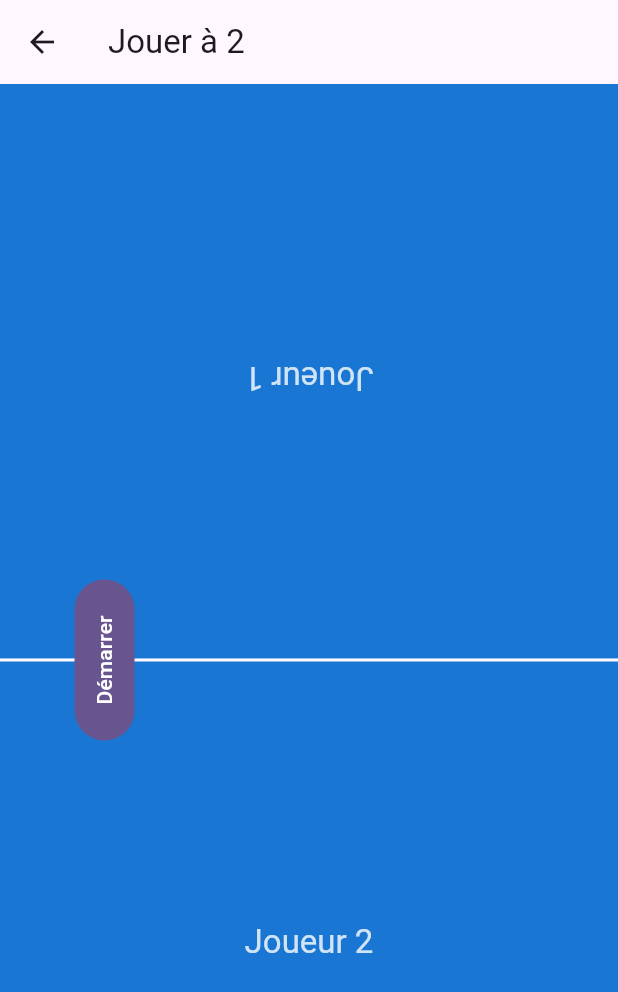
After one commit to kolok/tap_tap_tap, a Flutter app: the screen it shows after launch, after a tap on "Jouer à 2", on a phone screen of 412 x 824 dp. The commit adds this screen. Shown: the top 992 px of the screen. Run offline on Flutter 3.47's test engine with Material 3 defaults, Android fonts, the phone set to English and light mode, and no system bars; our stand-ins replace shared_preferences.

Commit message:
jouer à 2

```diff
--- a/lib/screens/home_screen.dart
+++ b/lib/screens/home_screen.dart
@@ -2,6 +2,7 @@ import 'package:flutter/material.dart';
 
 import '../models/tap_settings.dart';
 import 'play_screen.dart';
+import 'play_screen_two_player.dart';
 import 'settings_screen.dart';
 
 class HomeScreen extends StatelessWidget {
@@ -38,6 +39,18 @@ class HomeScreen extends StatelessWidget {
                 Navigator.of(context).push(
                   MaterialPageRoute(
                     builder: (context) =>
+                        PlayScreenTwoPlayer(tapSettings: tapSettings),
+                  ),
+                );
+              },
+              child: const Text('Jouer à 2'),
+            ),
+            const SizedBox(height: 16),
+            ElevatedButton(
+              onPressed: () {
+                Navigator.of(context).push(
+                  MaterialPageRoute(
+                    builder: (context) =>
                         SettingsScreen(tapSettings: tapSettings),
                   ),
                 );
--- /dev/null
+++ b/lib/screens/play_screen_two_player.dart
@@ -0,0 +1,364 @@
+import 'dart:async';
+
+import 'package:flutter/material.dart';
+
+import '../models/tap_settings.dart';
+
+class PlayScreenTwoPlayer extends StatefulWidget {
+  const PlayScreenTwoPlayer({
+    super.key,
+    required this.tapSettings,
+  });
+
+  final TapSettings tapSettings;
+
+  @override
+  State<PlayScreenTwoPlayer> createState() => _PlayScreenTwoPlayerState();
+}
+
+class _PlayScreenTwoPlayerState extends State<PlayScreenTwoPlayer> {
+  static const Color _idleBackground = Color(0xFF1976D2);
+  static const Color _dangerBackground = Color(0xFFC62828);
+  static const Color _endBackground = Color(0xFF2E7D32);
+  static const Color _player1Background = Color(0xFF1565C0);
+  static const Color _player2Background = Color(0xFF00695C);
+
+  int _tapCountPlayer1 = 0;
+  int _tapCountPlayer2 = 0;
+  int? _countdownValue;
+  bool _canTap = false;
+  Timer? _countdownTimer;
+  Timer? _gameTimer;
+  Duration _elapsed = Duration.zero;
+  bool _gameOver = false;
+  late Duration _gameDuration;
+
+  bool get _isCountingDown => _countdownValue != null;
+  bool get _isGameRunning => _canTap && !_gameOver;
+
+  String get _remainingLabel {
+    final rawRemaining = _gameDuration - _elapsed;
+    final remaining = rawRemaining <= Duration.zero ? Duration.zero : rawRemaining;
+    final seconds = remaining.inSeconds;
+    final minutes = seconds ~/ 60;
+    final remainingSeconds = seconds % 60;
+    return '${minutes.toString().padLeft(2, '0')}:${remainingSeconds.toString().padLeft(2, '0')}';
+  }
+
+  @override
+  void initState() {
+    super.initState();
+    _gameDuration = widget.tapSettings.tapDuration;
+    widget.tapSettings.addListener(_onSettingsChanged);
+  }
+
+  void _incrementCounterPlayer1() {
+    if (!_canTap) return;
+    setState(() {
+      _tapCountPlayer1++;
+    });
+  }
+
+  void _incrementCounterPlayer2() {
+    if (!_canTap) return;
+    setState(() {
+      _tapCountPlayer2++;
+    });
+  }
+
+  void _startCountdown() {
+    if (_isCountingDown || _isGameRunning) return;
+    _resetGameState();
+
+    setState(() {
+      _countdownValue = 3;
+    });
+
+    _countdownTimer = Timer.periodic(const Duration(seconds: 1), (timer) {
+      if (!mounted) {
+        timer.cancel();
+        return;
+      }
+
+      if (_countdownValue == null) {
+        timer.cancel();
+        _countdownTimer = null;
+        return;
+      }
+
+      final nextValue = _countdownValue! - 1;
+      setState(() {
+        if (nextValue <= 0) {
+          _countdownValue = null;
+          _startGame();
+        } else {
+          _countdownValue = nextValue;
+        }
+      });
+
+      if (nextValue <= 0) {
+        timer.cancel();
+        _countdownTimer = null;
+      }
+    });
+  }
+
+  @override
+  void dispose() {
+    _countdownTimer?.cancel();
+    _gameTimer?.cancel();
+    widget.tapSettings.removeListener(_onSettingsChanged);
+    super.dispose();
+  }
+
+  void _resetGameState() {
+    _countdownTimer?.cancel();
+    _gameTimer?.cancel();
+    _countdownTimer = null;
+    _gameTimer = null;
+    _tapCountPlayer1 = 0;
+    _tapCountPlayer2 = 0;
+    _elapsed = Duration.zero;
+    _canTap = false;
+    _gameOver = false;
+    _countdownValue = null;
+    _gameDuration = widget.tapSettings.tapDuration;
+  }
+
+  void _startGame() {
+    _canTap = true;
+    _gameOver = false;
+    _elapsed = Duration.zero;
+    _gameDuration = widget.tapSettings.tapDuration;
+
+    _gameTimer = Timer.periodic(const Duration(seconds: 1), (timer) {
+      if (!mounted) {
+        timer.cancel();
+        return;
+      }
+      final nextElapsed = _elapsed + const Duration(seconds: 1);
+      final isGameFinished = nextElapsed >= _gameDuration;
+
+      setState(() {
+        _elapsed = nextElapsed;
+        if (isGameFinished) {
+          _gameOver = true;
+          _canTap = false;
+        }
+      });
+
+      if (isGameFinished) {
+        timer.cancel();
+        _gameTimer = null;
+      }
+    });
+  }
+
+  @override
+  Widget build(BuildContext context) {
+    final theme = Theme.of(context);
+
+    return Scaffold(
+      appBar: AppBar(
+        title: const Text('Jouer à 2'),
+      ),
+      body: SafeArea(
+        child: Stack(
+          children: [
+            Column(
+              children: [
+                // Joueur 1 - Zone du haut
+                Expanded(
+                  child: _buildPlayerZone(
+                    context: context,
+                    theme: theme,
+                    playerNumber: 1,
+                    tapCount: _tapCountPlayer1,
+                    onTap: _incrementCounterPlayer1,
+                    backgroundColor: _player1Background,
+                  ),
+                ),
+                // Diviseur
+                Container(
+                  height: 2,
+                  color: Colors.white.withOpacity(0.3),
+                ),
+                // Joueur 2 - Zone du bas
+                Expanded(
+                  child: _buildPlayerZone(
+                    context: context,
+                    theme: theme,
+                    playerNumber: 2,
+                    tapCount: _tapCountPlayer2,
+                    onTap: _incrementCounterPlayer2,
+                    backgroundColor: _player2Background,
+                  ),
+                ),
+              ],
+            ),
+            // Boutons de contrôle au centre, au-dessus de tout
+            Center(
+              child: _gameOver
+                  ? Align(
+                      alignment: Alignment.centerLeft,
+                      child: Padding(
+                        padding: const EdgeInsets.only(left: 16),
+                        child: Transform.rotate(
+                          angle: 4.7124, // 270°
+                          child: FilledButton(
+                            onPressed: _startCountdown,
+                            child: const Text('Rejouer'),
+                          ),
+                        ),
+                      ),
+                    )
+                  : (!_isCountingDown && !_isGameRunning && !_gameOver)
+                      ? Align(
+                          alignment: Alignment.centerLeft,
+                          child: Padding(
+                            padding: const EdgeInsets.only(left: 16),
+                            child: Transform.rotate(
+                              angle: 4.7124, // 270°
+                              child: FilledButton(
+                                onPressed: _startCountdown,
+                                child: const Text('Démarrer'),
+                              ),
+                            ),
+                          ),
+                        )
+                      : const SizedBox.shrink(),
+            ),
+          ],
+        ),
+      ),
+    );
+  }
+
+  Widget _buildPlayerZone({
+    required BuildContext context,
+    required ThemeData theme,
+    required int playerNumber,
+    required int tapCount,
+    required VoidCallback onTap,
+    required Color backgroundColor,
+  }) {
+    final computedBackground = _computeBackgroundColor(backgroundColor);
+
+    return GestureDetector(
+      key: ValueKey('play-area-player-$playerNumber'),
+      behavior: HitTestBehavior.opaque,
+      onTap: _canTap ? onTap : null,
+      child: AnimatedContainer(
+        duration: const Duration(milliseconds: 300),
+        color: computedBackground,
+        child: Stack(
+          children: [
+            // Contenu central
+            Center(
+              child: Transform.rotate(
+                angle: playerNumber == 1 ? 3.14159 : 0.0, // 180° pour joueur 1, 0° pour joueur 2
+                child: Column(
+                  mainAxisSize: MainAxisSize.min,
+                  children: [
+                    // Label joueur
+                    Text(
+                      'Joueur $playerNumber',
+                      style: theme.textTheme.titleLarge?.copyWith(
+                        color: Colors.white.withOpacity(0.8),
+                      ) ??
+                          TextStyle(
+                            fontSize: 20,
+                            color: Colors.white.withOpacity(0.8),
+                          ),
+                    ),
+                    const SizedBox(height: 8),
+                    // Compteur de taps
+                    AnimatedSwitcher(
+                      duration: const Duration(milliseconds: 250),
+                      child: _isCountingDown && _countdownValue != null
+                          ? Text(
+                              '${_countdownValue!}',
+                              key: ValueKey('countdown-player-$playerNumber'),
+                              style: theme.textTheme.displayLarge
+                                      ?.copyWith(color: Colors.white) ??
+                                  const TextStyle(
+                                    fontSize: 72,
+                                    color: Colors.white,
+                                  ),
+                            )
+                          : (_isGameRunning || _gameOver)
+                              ? Text(
+                                  '$tapCount',
+                                  key: ValueKey('tap-counter-player-$playerNumber'),
+                                  style: theme.textTheme.displayLarge
+                                          ?.copyWith(color: Colors.white) ??
+                                      const TextStyle(
+                                        fontSize: 72,
+                                        color: Colors.white,
+                                      ),
+                                )
+                              : SizedBox(
+                                  key: ValueKey('idle-player-$playerNumber'),
+                                ),
+                    ),
+                    // Timer (affiché une seule fois au centre si nécessaire)
+                    if (_isGameRunning || _gameOver)
+                      Padding(
+                        padding: const EdgeInsets.only(top: 12),
+                        child: Text(
+                          _remainingLabel,
+                          style: theme.textTheme.headlineSmall
+                                  ?.copyWith(color: Colors.white70) ??
+                              const TextStyle(
+                                fontSize: 24,
+                                color: Colors.white70,
+                              ),
+                        ),
+                      ),
+                  ],
+                ),
+              ),
+            ),
+          ],
+        ),
+      ),
+    );
+  }
+
+  void _onSettingsChanged() {
+    final newDuration = widget.tapSettings.tapDuration;
+    if (!mounted || newDuration == _gameDuration) return;
+    setState(() {
+      _gameDuration = newDuration;
+      if (_elapsed >= _gameDuration) {
+        _gameOver = true;
+        _canTap = false;
+        _gameTimer?.cancel();
+        _gameTimer = null;
+      }
+    });
+  }
+
+  Color _computeBackgroundColor(Color baseColor) {
+    if (_gameOver) {
+      return _endBackground;
+    }
+
+    if (_isGameRunning) {
+      final remaining = _gameDuration - _elapsed;
+      if (remaining <= Duration.zero) {
+        return _endBackground;
+      }
+
+      if (remaining <= const Duration(seconds: 3)) {
+        final ratio =
+            1 - (remaining.inMilliseconds.clamp(0, 3000) / 3000.0);
+        return Color.lerp(baseColor, _dangerBackground, ratio)!;
+      }
+
+      return baseColor;
+    }
+
+    return _idleBackground;
+  }
+}
```
